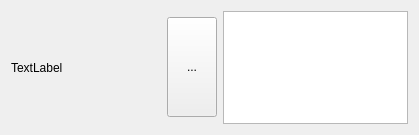
L-Shuo/LearningQt, file lottery.ui: the form before one commit.
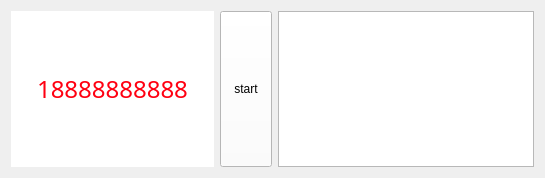
The form after the commit. Icons and pictures are not drawn.

```diff
--- a/lottery.ui
+++ b/lottery.ui
@@ -6,10 +6,16 @@
    <rect>
     <x>0</x>
     <y>0</y>
-    <width>419</width>
-    <height>135</height>
+    <width>545</width>
+    <height>178</height>
    </rect>
   </property>
+  <property name="maximumSize">
+   <size>
+    <width>800</width>
+    <height>600</height>
+   </size>
+  </property>
   <property name="windowTitle">
    <string>Form</string>
   </property>
@@ -26,30 +32,95 @@
        </property>
        <property name="minimumSize">
         <size>
-         <width>150</width>
-         <height>0</height>
+         <width>180</width>
+         <height>50</height>
         </size>
        </property>
+       <property name="maximumSize">
+        <size>
+         <width>16777215</width>
+         <height>500</height>
+        </size>
+       </property>
+       <property name="font">
+        <font>
+         <family>微软雅黑</family>
+         <pointsize>18</pointsize>
+        </font>
+       </property>
+       <property name="styleSheet">
+        <string notr="true">background-color: rgb(255, 255, 255);
+color: rgb(255, 0, 17)
+</string>
+       </property>
        <property name="text">
-        <string>TextLabel</string>
+        <string>18888888888</string>
+       </property>
+       <property name="alignment">
+        <set>Qt::AlignCenter</set>
        </property>
       </widget>
      </item>
      <item>
       <widget class="QToolButton" name="lotteryBtn">
+       <property name="sizePolicy">
+        <sizepolicy hsizetype="Preferred" vsizetype="Preferred">
+         <horstretch>0</horstretch>
+         <verstretch>0</verstretch>
+        </sizepolicy>
+       </property>
        <property name="minimumSize">
+        <size>
+         <width>52</width>
+         <height>50</height>
+        </size>
+       </property>
+       <property name="maximumSize">
         <size>
          <width>50</width>
-         <height>100</height>
+         <height>500</height>
         </size>
        </property>
+       <property name="styleSheet">
+        <string notr="true">background-color: rgb(255, 255, 255);
+border-color: rgb(255, 255, 255);</string>
+       </property>
        <property name="text">
-        <string>...</string>
+        <string>start</string>
+       </property>
+       <property name="icon">
+        <iconset resource="res.qrc">
+         <normaloff>:/pic/start.jpg</normaloff>:/pic/start.jpg</iconset>
+       </property>
+       <property name="iconSize">
+        <size>
+         <width>48</width>
+         <height>50</height>
+        </size>
        </property>
       </widget>
      </item>
      <item>
-      <widget class="QListView" name="resultListView"/>
+      <widget class="QListView" name="resultListView">
+       <property name="sizePolicy">
+        <sizepolicy hsizetype="Preferred" vsizetype="Preferred">
+         <horstretch>0</horstretch>
+         <verstretch>0</verstretch>
+        </sizepolicy>
+       </property>
+       <property name="minimumSize">
+        <size>
+         <width>0</width>
+         <height>50</height>
+        </size>
+       </property>
+       <property name="maximumSize">
+        <size>
+         <width>16777215</width>
+         <height>500</height>
+        </size>
+       </property>
+      </widget>
      </item>
     </layout>
    </item>
```
Left out of the diff: 4 changed lines with no effect on the pictures.
